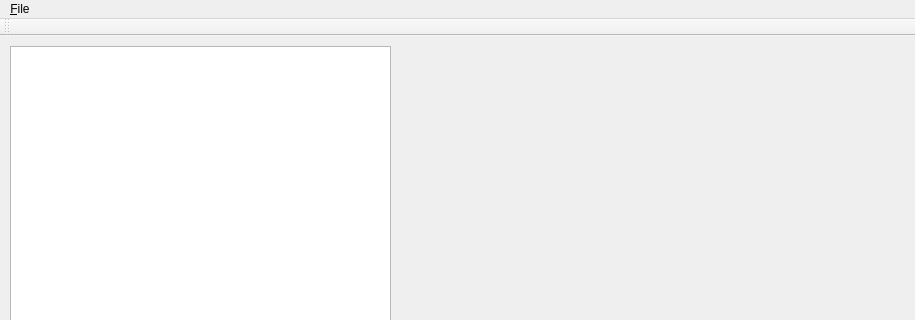
Old version of the form mainwindow.ui in the repository spatial-model-editor/spatial-model-editor; both pictures show x 0 to 915 and y 0 to 320 of the 915 by 653 pixel window.
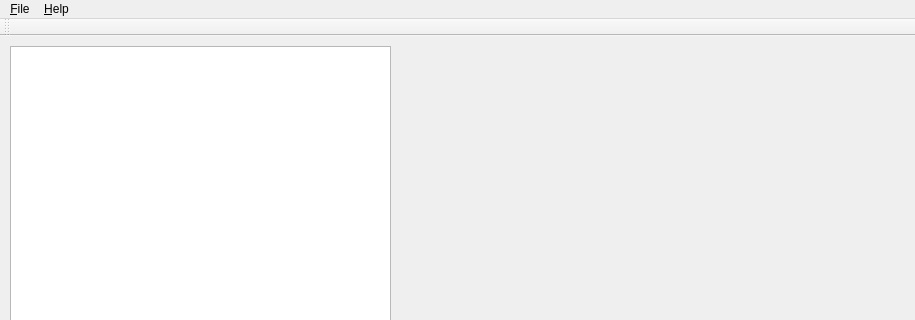
New version of the form.

```diff
--- a/mainwindow.ui
+++ b/mainwindow.ui
@@ -40,7 +40,14 @@
     </property>
     <addaction name="actionE_xit"/>
    </widget>
+   <widget class="QMenu" name="menu_Help">
+    <property name="title">
+     <string>&amp;Help</string>
+    </property>
+    <addaction name="action_About"/>
+   </widget>
    <addaction name="menuHello"/>
+   <addaction name="menu_Help"/>
   </widget>
   <widget class="QToolBar" name="mainToolBar">
    <attribute name="toolBarArea">
```
Left out of the diff: 5 changed lines with no effect on the pictures.
